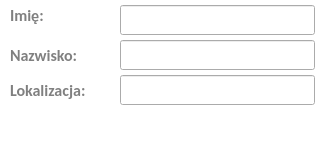
The window that namedialog.ui (RStravinsky/CarRental) describes before a commit, drawn with Qt 5.
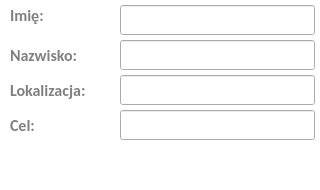
The same window after the commit. Icons and pictures are not drawn.

Commit message: target, distance

The edit to the form file:
```diff
--- a/namedialog.ui
+++ b/namedialog.ui
@@ -7,19 +7,19 @@
     <x>0</x>
     <y>0</y>
     <width>320</width>
-    <height>150</height>
+    <height>190</height>
    </rect>
   </property>
   <property name="minimumSize">
    <size>
     <width>320</width>
-    <height>150</height>
+    <height>190</height>
    </size>
   </property>
   <property name="maximumSize">
    <size>
     <width>320</width>
-    <height>150</height>
+    <height>190</height>
    </size>
   </property>
   <property name="windowTitle">
@@ -170,11 +170,48 @@
     <string>Lokalizacja:</string>
    </property>
   </widget>
+  <widget class="QLineEdit" name="lineEditTarget">
+   <property name="geometry">
+    <rect>
+     <x>120</x>
+     <y>110</y>
+     <width>195</width>
+     <height>30</height>
+    </rect>
+   </property>
+   <property name="font">
+    <font>
+     <family>Calibri</family>
+     <pointsize>12</pointsize>
+    </font>
+   </property>
+  </widget>
+  <widget class="QLabel" name="label_4">
+   <property name="geometry">
+    <rect>
+     <x>10</x>
+     <y>115</y>
+     <width>111</width>
+     <height>20</height>
+    </rect>
+   </property>
+   <property name="font">
+    <font>
+     <family>Calibri</family>
+     <pointsize>12</pointsize>
+     <weight>75</weight>
+     <bold>true</bold>
+    </font>
+   </property>
+   <property name="text">
+    <string>Cel:</string>
+   </property>
+  </widget>
   <widget class="QPushButton" name="pushButtonConfirm">
    <property name="geometry">
     <rect>
      <x>210</x>
-     <y>110</y>
+     <y>150</y>
      <width>105</width>
      <height>35</height>
     </rect>
@@ -214,7 +251,7 @@
    <property name="geometry">
     <rect>
      <x>100</x>
-     <y>110</y>
+     <y>150</y>
      <width>105</width>
      <height>35</height>
     </rect>
```
The commit also changes 8 other files.
